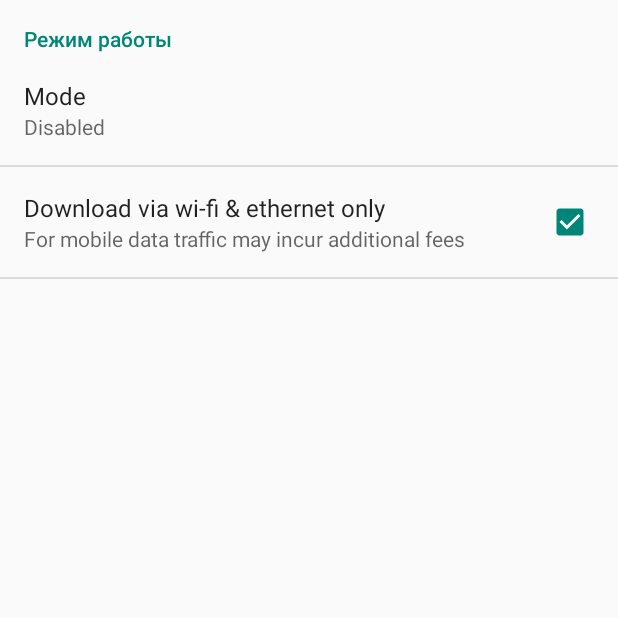
After one commit to autowp/Wallpaper, an Android app: the SettingsActivity screen opened directly, with no data from a screen before it, on a phone screen of 412 x 824 dp, the top half of it. The commit adds this screen. Run offline under Robolectric (Android 15) with nearby library versions, the phone set to English and light mode, and no system bars.

Commit message:
"Only Wi-Fi" option, stability improvements

```diff
--- a/app/build.gradle
+++ b/app/build.gradle
@@ -15,8 +15,8 @@ android {
         applicationId "com.autowp.wallpaper"
         minSdkVersion 15
         targetSdkVersion 22
-        versionCode 3
-        versionName "3a"
+        versionCode 5
+        versionName "5a"
     }
     buildTypes {
         release {
--- a/app/src/main/java/com/autowp/wallpaper/AlarmReceiver.java
+++ b/app/src/main/java/com/autowp/wallpaper/AlarmReceiver.java
@@ -13,7 +13,7 @@ public class AlarmReceiver extends BroadcastReceiver {
         System.out.println("AlarmReceiver.onReceive");
 
         Intent serviceIntent = new Intent(context, WallpaperSwitcherService.class);
-        serviceIntent.setAction("doSwitch");
+        serviceIntent.setAction(WallpaperSwitcherService.ACTION_DO);
         context.startService(serviceIntent);
     }
 }
--- a/app/src/main/java/com/autowp/wallpaper/BootReceiver.java
+++ b/app/src/main/java/com/autowp/wallpaper/BootReceiver.java
@@ -14,7 +14,7 @@ public class BootReceiver extends BroadcastReceiver {
         System.out.println("BootReceiver.onReceive");
 
         Intent serviceIntent = new Intent(context, WallpaperSwitcherService.class);
-        serviceIntent.setAction("startAlarmAndDoSwitch");
+        serviceIntent.setAction(WallpaperSwitcherService.ACTION_ALARM_AND_DO);
         context.startService(serviceIntent);
     }
 }
--- /dev/null
+++ b/app/src/main/java/com/autowp/wallpaper/SettingsActivity.java
@@ -0,0 +1,19 @@
+package com.autowp.wallpaper;
+
+import android.app.Activity;
+import android.os.Bundle;
+
+/**
+ * Created by Dmitry on 03.08.2015.
+ */
+public class SettingsActivity extends Activity {
+    @Override
+    protected void onCreate(Bundle savedInstanceState) {
+        super.onCreate(savedInstanceState);
+
+        // Display the fragment as the main content.
+        getFragmentManager().beginTransaction()
+                .replace(android.R.id.content, new SettingsFragment())
+                .commit();
+    }
+}
--- /dev/null
+++ b/app/src/main/java/com/autowp/wallpaper/SettingsFragment.java
@@ -0,0 +1,63 @@
+package com.autowp.wallpaper;
+
+import android.content.Context;
+import android.content.Intent;
+import android.content.SharedPreferences;
+import android.os.Bundle;
+import android.preference.Preference;
+import android.preference.PreferenceFragment;
+
+import static android.preference.PreferenceManager.getDefaultSharedPreferences;
+
+/**
+ * Created by Dmitry on 03.08.2015.
+ */
+public class SettingsFragment extends PreferenceFragment implements SharedPreferences.OnSharedPreferenceChangeListener {
+    @Override
+    public void onCreate(Bundle savedInstanceState) {
+        super.onCreate(savedInstanceState);
+
+        // Load the preferences from an XML resource
+        addPreferencesFromResource(R.xml.preferences);
+
+        SharedPreferences settings = getDefaultSharedPreferences(getActivity().getApplicationContext());
+        settings.registerOnSharedPreferenceChangeListener(this);
+
+        updateModeSummary();
+    }
+
+    @Override
+    public void onDestroy() {
+        SharedPreferences settings = getDefaultSharedPreferences(getActivity().getApplicationContext());
+        settings.unregisterOnSharedPreferenceChangeListener(this);
+
+        super.onDestroy();
+    }
+
+    private void updateModeSummary() {
+        SharedPreferences sharedPreferences = getDefaultSharedPreferences(getActivity().getApplicationContext());
+        Preference connectionPref = findPreference(WallpaperSwitcherService.PREFENCES_MAIN_MODE);
+        int value = Integer.parseInt(sharedPreferences.getString(WallpaperSwitcherService.PREFENCES_MAIN_MODE, "0"));
+        String[] entries = getResources().getStringArray(R.array.mode_entries);
+        String valueStr = "";
+        if (value < entries.length) {
+            valueStr = entries[value];
+        }
+
+        connectionPref.setSummary(valueStr);
+    }
+
+    @Override
+    public void onSharedPreferenceChanged(SharedPreferences sharedPreferences, String key) {
+        if (key.equals(WallpaperSwitcherService.PREFENCES_MAIN_MODE)) {
+
+            updateModeSummary();
+
+            Context context = getActivity().getApplicationContext();
+
+            Intent serviceIntent = new Intent(context, WallpaperSwitcherService.class);
+            serviceIntent.setAction(WallpaperSwitcherService.ACTION_DO);
+            context.startService(serviceIntent);
+        }
+    }
+}
--- /dev/null
+++ b/app/src/main/res/menu/main_activity.xml
@@ -0,0 +1,5 @@
+<?xml version="1.0" encoding="utf-8"?>
+<menu xmlns:android="http://schemas.android.com/apk/res/android">
+    <item android:id="@+id/action_settings"
+        android:title="Settings" />
+</menu>
--- /dev/null
+++ b/app/src/main/res/values/arrays.xml
@@ -0,0 +1,16 @@
+<resources>
+
+    <string-array name="mode_entries">
+        <item>Disabled</item>
+        <item>Car of the day (daily)</item>
+        <item>New picture (hourly)</item>
+        <item>Random picture (hourly)</item>
+    </string-array>
+
+    <string-array name="mode_entry_values">
+        <item>0</item>
+        <item>1</item>
+        <item>2</item>
+        <item>3</item>
+    </string-array>
+</resources>
--- a/app/src/main/res/values/strings.xml
+++ b/app/src/main/res/values/strings.xml
@@ -10,9 +10,10 @@
     <string name="status_converting">Converting ...</string>
     <string name="status_setting_wallpaper">Setting as wallpaper ...</string>
     <string name="status_complete">Complete</string>
-    <string name="radio_disabled">Disabled</string>
-    <string name="radio_car_of_day_picture">Car of the day (daily)</string>
-    <string name="radio_new_picture">New picture (hourly)</string>
-    <string name="radio_random_picture">Random picture (hourly)</string>
     <string name="error_json_downlod_failed">Picture information download failed</string>
+    <string name="wifi_only_summary">For mobile data traffic may incur additional fees</string>
+    <string name="wifi_only_title">Download via wi-fi &amp; ethernet only</string>
+    <string name="mode_title">Mode</string>
+    <string name="mode_summary">Select one preffered</string>
+
 </resources>
--- /dev/null
+++ b/app/src/main/res/xml/preferences.xml
@@ -0,0 +1,23 @@
+<PreferenceScreen
+    xmlns:android="http://schemas.android.com/apk/res/android">
+
+    <PreferenceCategory
+        android:title="Режим работы">
+
+        <ListPreference
+            android:key="mode"
+            android:title="@string/mode_title"
+            android:summary="@string/mode_summary"
+            android:entries="@array/mode_entries"
+            android:entryValues="@array/mode_entry_values"
+            android:defaultValue="0" />
+
+        <CheckBoxPreference
+            android:key="wifi_only"
+            android:title="@string/wifi_only_title"
+            android:summary="@string/wifi_only_summary"
+            android:defaultValue="true" />
+
+    </PreferenceCategory>
+
+</PreferenceScreen>
```
Also changed, not shown: app/src/main/AndroidManifest.xml (+6 -1 lines), app/src/main/java/com/autowp/wallpaper/MainActivity.java (+62 -82 lines), app/src/main/java/com/autowp/wallpaper/WallpaperSwitcherService.java (+74 -17 lines), app/src/main/res/layout/activity_main.xml (+9 -38 lines), 6 other files.
